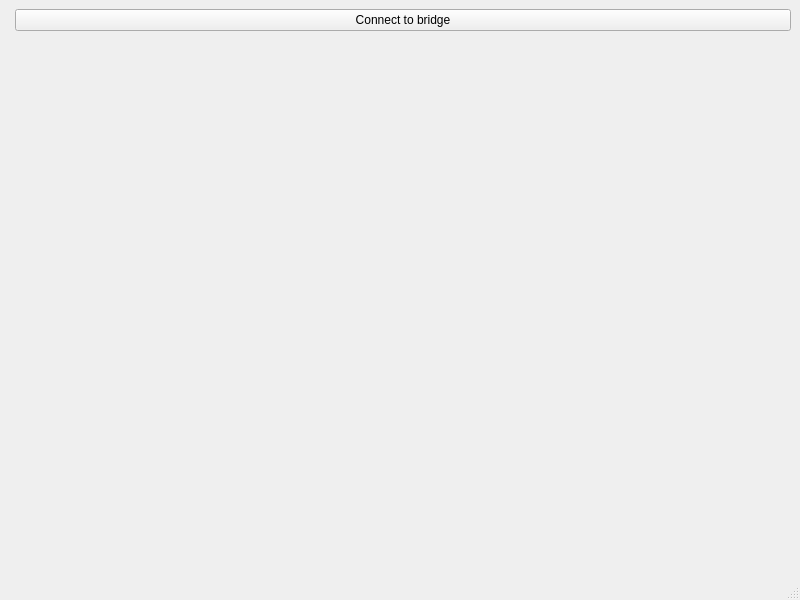
First picture: the form in GUI/PhilipsHueGUI/mainwindow.ui, repository BOB450/OpenHue, before the edit.
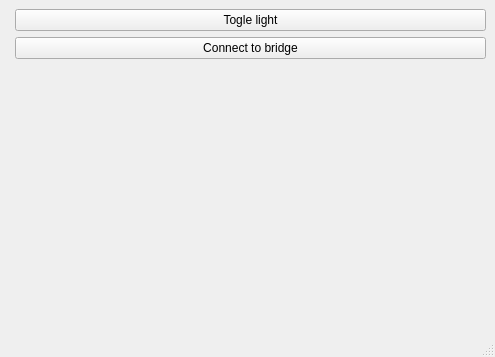
Second picture: the form after the edit.

The edit to the form file:
```diff
--- a/GUI/PhilipsHueGUI/mainwindow.ui
+++ b/GUI/PhilipsHueGUI/mainwindow.ui
@@ -6,8 +6,8 @@
    <rect>
     <x>0</x>
     <y>0</y>
-    <width>800</width>
-    <height>600</height>
+    <width>495</width>
+    <height>357</height>
    </rect>
   </property>
   <property name="windowTitle">
@@ -18,13 +18,20 @@
   </property>
   <widget class="QWidget" name="centralwidget">
    <layout class="QFormLayout" name="formLayout">
-    <item row="0" column="1">
+    <item row="1" column="1">
      <widget class="QPushButton" name="pushButton">
       <property name="text">
        <string>Connect to bridge</string>
       </property>
      </widget>
     </item>
+    <item row="0" column="1">
+     <widget class="QPushButton" name="pushButton_2">
+      <property name="text">
+       <string>Togle light</string>
+      </property>
+     </widget>
+    </item>
    </layout>
   </widget>
   <widget class="QMenuBar" name="menubar">
```
Left out of the diff: 2 changed lines with no effect on the pictures.
